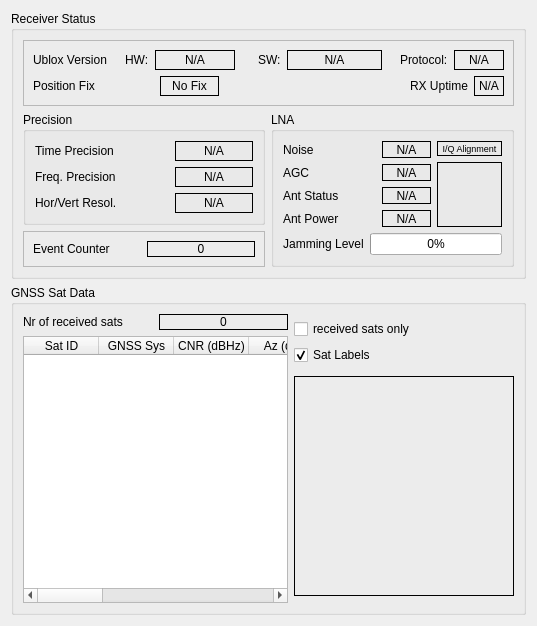
This is muondetector-gui/src/main/gpssatsform.ui in MuonPi/muondetector as Qt 5 draws it before an edit. The edited form follows.
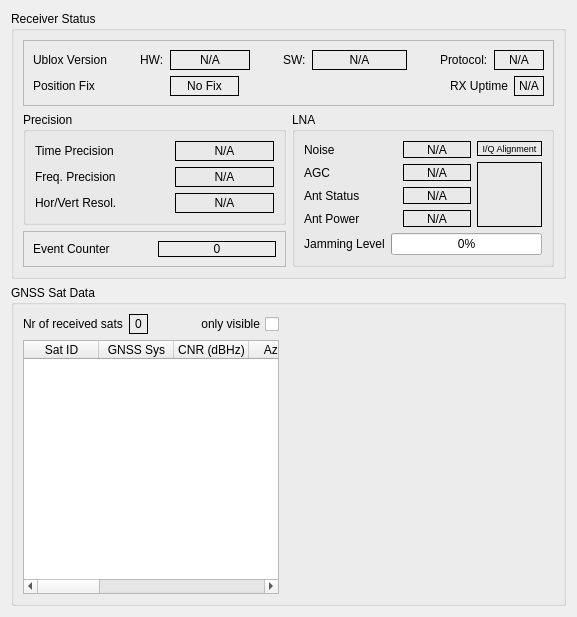
This is the edited form. Custom widgets are drawn as their Qt base class.

Commit message: - implemented date labels and scale for log plots - added separate widget for displaying the sat positions - sat pos display now more versatile and configurable

```diff
--- a/muondetector-gui/src/main/gpssatsform.ui
+++ b/muondetector-gui/src/main/gpssatsform.ui
@@ -6,8 +6,8 @@
    <rect>
     <x>0</x>
     <y>0</y>
-    <width>537</width>
-    <height>626</height>
+    <width>577</width>
+    <height>617</height>
    </rect>
   </property>
   <property name="windowTitle">
@@ -723,7 +723,9 @@
      </property>
      <layout class="QGridLayout" name="gridLayout">
       <item row="0" column="0">
-       <layout class="QHBoxLayout" name="horizontalLayout_16">
+       <layout class="QVBoxLayout" name="verticalLayout">
+        <item>
+         <layout class="QHBoxLayout" name="horizontalLayout_2">
         <item>
          <layout class="QHBoxLayout" name="horizontalLayout_3">
           <item>
@@ -748,65 +750,19 @@
           </item>
          </layout>
         </item>
-       </layout>
-      </item>
-      <item row="0" column="1" rowspan="2">
-       <layout class="QVBoxLayout" name="verticalLayout_2">
-        <item>
-         <layout class="QVBoxLayout" name="verticalLayout">
           <item>
            <widget class="QCheckBox" name="visibleSatsCheckBox">
             <property name="layoutDirection">
-             <enum>Qt::LeftToRight</enum>
+             <enum>Qt::RightToLeft</enum>
             </property>
             <property name="text">
-             <string>received sats only</string>
+             <string>only visible</string>
             </property>
            </widget>
           </item>
-          <item>
-           <widget class="QCheckBox" name="satLabelsCheckBox">
-            <property name="text">
-             <string>Sat Labels</string>
-            </property>
-            <property name="checked">
-             <bool>true</bool>
-            </property>
-           </widget>
-          </item>
          </layout>
         </item>
         <item>
-         <widget class="QLabel" name="satPosLabel">
-          <property name="sizePolicy">
-           <sizepolicy hsizetype="Fixed" vsizetype="Fixed">
-            <horstretch>0</horstretch>
-            <verstretch>0</verstretch>
-           </sizepolicy>
-          </property>
-          <property name="minimumSize">
-           <size>
-            <width>220</width>
-            <height>220</height>
-           </size>
-          </property>
-          <property name="autoFillBackground">
-           <bool>false</bool>
-          </property>
-          <property name="frameShape">
-           <enum>QFrame::Box</enum>
-          </property>
-          <property name="text">
-           <string/>
-          </property>
-          <property name="scaledContents">
-           <bool>true</bool>
-          </property>
-         </widget>
-        </item>
-       </layout>
-      </item>
-      <item row="1" column="0">
        <widget class="QTableWidget" name="satsTableWidget">
         <property name="alternatingRowColors">
          <bool>true</bool>
@@ -887,10 +843,46 @@
        </widget>
       </item>
      </layout>
+      </item>
+      <item row="0" column="1">
+       <spacer name="horizontalSpacer_13">
+        <property name="orientation">
+         <enum>Qt::Horizontal</enum>
+        </property>
+        <property name="sizeType">
+         <enum>QSizePolicy::Minimum</enum>
+        </property>
+        <property name="sizeHint" stdset="0">
+         <size>
+          <width>18</width>
+          <height>20</height>
+         </size>
+        </property>
+       </spacer>
+      </item>
+      <item row="0" column="2">
+       <widget class="GnssPosWidget" name="gnssPosWidget" native="true">
+        <property name="sizePolicy">
+         <sizepolicy hsizetype="MinimumExpanding" vsizetype="Expanding">
+          <horstretch>0</horstretch>
+          <verstretch>0</verstretch>
+         </sizepolicy>
+        </property>
     </widget>
    </item>
   </layout>
  </widget>
+   </item>
+  </layout>
+ </widget>
+ <customwidgets>
+  <customwidget>
+   <class>GnssPosWidget</class>
+   <extends>QWidget</extends>
+   <header>gnssposwidget.h</header>
+   <container>1</container>
+  </customwidget>
+ </customwidgets>
  <resources/>
  <connections/>
 </ui>
```
Lines whose indentation alone changed are shown as unchanged. The commit also changes 10 other files.
